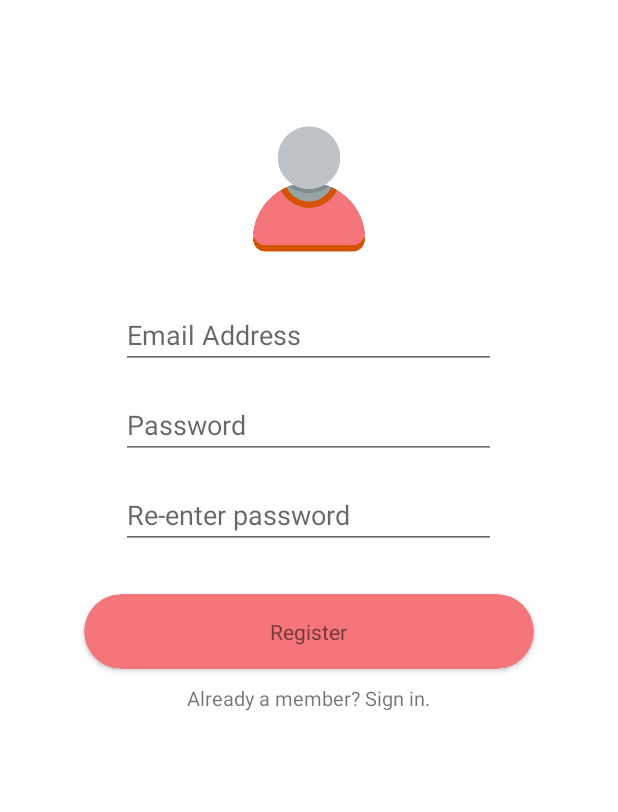
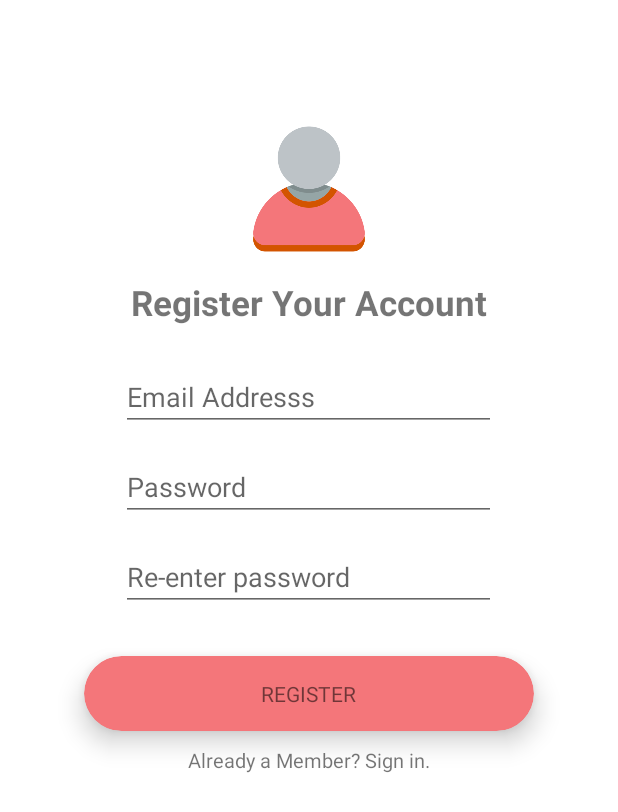
Before and after one commit to collinspeight/BusTracker, an Android app: the CreateAccountActivity screen opened directly, with no data from a screen before it, on a phone screen of 412 x 824 dp. Shown: the top 812 px of the screen. Run offline under Robolectric (Android 15) with nearby library versions, the phone set to English and light mode, and no system bars; our stand-ins replace Firebase (no records; nobody signed in at launch, a user with empty details on screens opened directly).

Commit message:
Third  Commit
- Fixed all the string warnings
- Changed a couple images to suit color scheme

```diff
--- a/app/src/main/res/layout/activity_create_account.xml
+++ b/app/src/main/res/layout/activity_create_account.xml
@@ -11,6 +11,7 @@
 
 
     <ImageView
+        android:contentDescription="@string/logo_desc"
         android:id="@+id/imageView2"
         android:layout_width="100dp"
         android:layout_height="100dp"
@@ -24,12 +25,12 @@
         android:id="@+id/emailText"
         android:layout_width="250dp"
         android:layout_height="40dp"
-        android:layout_below="@+id/imageView2"
+        android:layout_below="@+id/textView10"
         android:layout_centerHorizontal="true"
         android:layout_marginTop="30dp"
         android:ems="10"
         android:inputType="textEmailAddress"
-        android:hint="Email Address" />
+        android:hint="@string/email" />
 
     <EditText
         android:id="@+id/password1Text"
@@ -39,7 +40,7 @@
         android:layout_below="@+id/emailText"
         android:layout_marginTop="20dp"
         android:ems="10"
-        android:hint="Password"
+        android:hint="@string/password"
         android:inputType="textPassword" />
 
     <EditText
@@ -50,7 +51,7 @@
         android:layout_below="@+id/password1Text"
         android:layout_marginTop="20dp"
         android:ems="10"
-        android:hint="Re-enter password"
+        android:hint="@string/password2"
         android:inputType="textPassword" />
 
     <TextView
@@ -60,14 +61,15 @@
         android:layout_below="@+id/register"
         android:layout_centerHorizontal="true"
         android:layout_marginTop="10dp"
-        android:textSize="13dp"
-        android:text="Already a member? Sign in."
+        android:textSize="13sp"
+        android:text="@string/member"
         android:clickable="true"/>
 
     <android.support.v7.widget.CardView
         android:layout_width="300dp"
         android:layout_height="50dp"
         app:cardBackgroundColor="#f4767a"
+        app:cardElevation="10dp"
         app:cardCornerRadius="25dp"
         android:clickable="true"
         android:layout_below="@+id/password2Text"
@@ -83,9 +85,20 @@
                 android:id="@+id/textView5"
                 android:layout_width="wrap_content"
                 android:layout_height="wrap_content"
-                android:text="Register"
+                android:text="@string/register"
                 android:layout_centerInParent="true"/>
         </RelativeLayout>
     </android.support.v7.widget.CardView>
 
+    <TextView
+        android:id="@+id/textView10"
+        android:layout_width="wrap_content"
+        android:layout_height="wrap_content"
+        android:layout_below="@+id/imageView2"
+        android:layout_centerHorizontal="true"
+        android:layout_marginTop="10dp"
+        android:textSize="23sp"
+        android:text="@string/create_desc"
+        android:textStyle="bold"/>
+
 </RelativeLayout>
--- a/app/src/main/res/values/strings.xml
+++ b/app/src/main/res/values/strings.xml
@@ -1,3 +1,16 @@
 <resources>
     <string name="app_name">Bus Tracker</string>
+    <string name="email">Email Addresss</string>
+    <string name="password">Password</string>
+    <string name="password2">Re-enter password</string>
+    <string name="login">LOGIN</string>
+    <string name="forgot"><u>Forgot Password?</u></string>
+    <string name="create"><u>Not A Member? Sign up now.</u></string>
+    <string name="back">Back</string>
+    <string name="password_desc">We just need your registered email to send your password reset instructions.</string>
+    <string name="reset">RESET PASSWORD</string>
+    <string name="create_desc">Register Your Account</string>
+    <string name="register">REGISTER</string>
+    <string name="member">Already a Member? Sign in.</string>
+    <string name="logo_desc">logo</string>>
 </resources>
```
Also changed, not shown: app/src/main/res/layout/activity_login.xml (+12 -11 lines), app/src/main/res/layout/activity_reset_password.xml (+8 -7 lines), app/src/main/res/drawable/password.png, app/src/main/res/drawable/user.png.
